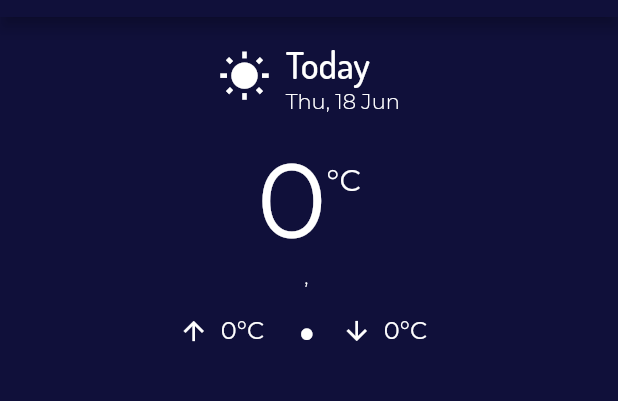
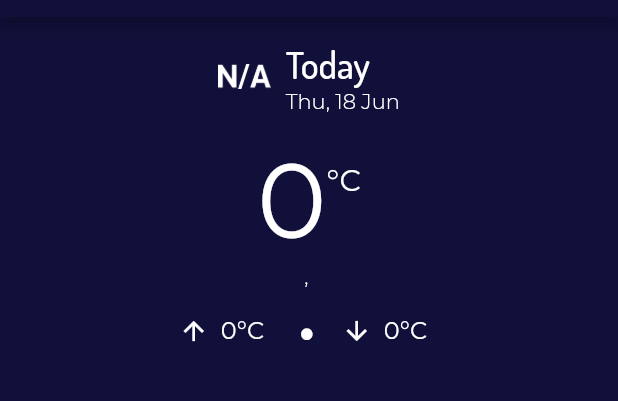
Before and after one commit to tranvanphuchuy/WeatherApp-Flutter, a Flutter app: the screen it shows after launch, on a phone screen of 412 x 824 dp, the part 67-468 px from its top. Run offline on Flutter 3.47's test engine with Material 2 defaults, Android fonts, the phone set to English and light mode, and no system bars; our stand-ins replace flutter_dotenv, geolocator, loading_indicator; network calls fail.

Commit message:
icons added

```diff
--- a/lib/models/weather.dart
+++ b/lib/models/weather.dart
@@ -23,23 +23,24 @@ class Weather {
     }
   }
 
-  String getWeatherIcon(int condition) {
+// ICONS by: MeteoIcons
+  AssetImage getWeatherIcon(int condition) {
     if (condition < 300) {
-      return '🌩';
+      return AssetImage('images/thunderstorm.png');
     } else if (condition < 400) {
-      return '🌧';
+      return AssetImage('images/drizzle.png');
     } else if (condition < 600) {
-      return '☔️';
+      return AssetImage('images/rain.png');
     } else if (condition < 700) {
-      return '☃️';
+      return AssetImage('images/snow.png');
     } else if (condition < 800) {
-      return '🌫';
+      return AssetImage('images/mist.png');
     } else if (condition == 800) {
-      return '☀️';
+      return AssetImage('images/sunny.png');
     } else if (condition <= 804) {
-      return '☁️';
+      return AssetImage('images/clouds.png');
     } else {
-      return '🤷‍';
+      return AssetImage('images/none.png');
     }
   }
 }
--- a/lib/screens/main_screen.dart
+++ b/lib/screens/main_screen.dart
@@ -2,6 +2,7 @@ import 'package:flutter/material.dart';
 import 'package:geolocator/geolocator.dart';
 import 'package:weatherApp_rffrench/models/daily_weather.dart';
 import 'package:weatherApp_rffrench/models/location.dart';
+import 'package:weatherApp_rffrench/models/weather.dart';
 import 'package:weatherApp_rffrench/utilities/constants.dart';
 import 'package:weatherApp_rffrench/widgets/daily_weather_card.dart';
 
@@ -32,6 +33,7 @@ class _MainScreenState extends State<MainScreen> {
   var minTempDouble;
   dynamic maxTemp;
   dynamic minTemp;
+  int todayCondition = 999; // Icon will be N/A while loading
   List<DailyWeather> dailyWeatherCards = [];
 
   @override
@@ -42,6 +44,7 @@ class _MainScreenState extends State<MainScreen> {
   }
 
   void updateWeather(dynamic weatherData) async {
+    //TODO: Change this and code exceptions
     if (weatherData == null) {
       currentTemp = 0;
       maxTemp = 0;
@@ -82,6 +85,7 @@ class _MainScreenState extends State<MainScreen> {
     maxTemp = maxTempDouble.round();
     minTempDouble = weatherData['daily'][0]['temp']['min'];
     minTemp = minTempDouble.round();
+    todayCondition = weatherData['current']['weather'][0]['id'];
   }
 
   void getDailyWeather(dynamic weatherData) {
@@ -131,10 +135,10 @@ class _MainScreenState extends State<MainScreen> {
             child: Row(
                 mainAxisAlignment: MainAxisAlignment.center,
                 children: <Widget>[
-                  Icon(
-                    Icons.wb_sunny,
-                    color: Colors.white,
-                    size: 35,
+                  Image(
+                    image: Weather().getWeatherIcon(todayCondition),
+                    width: 35,
+                    height: 35,
                   ),
                   SizedBox(width: 10),
                   Column(
--- a/lib/utilities/constants.dart
+++ b/lib/utilities/constants.dart
@@ -28,3 +28,4 @@ const kMonths = {
 
 const Color kPrimaryBlueColor = Color(0xFF10103A);
 const Color kWeatherCardColor = Color(0xFF1E1F45);
+const TextStyle kDailyCardStyle = TextStyle(fontSize: 15);
```
Also changed, not shown: lib/widgets/daily_weather_card.dart (+22 -5 lines), images/clouds.png (added), images/cloudy.png (added), images/drizzle.png (added), images/mist.png (added), images/none.png (added), images/rain.png (added), images/snow.png (added), images/sunny.png (added), images/thunderstorm.png (added).
